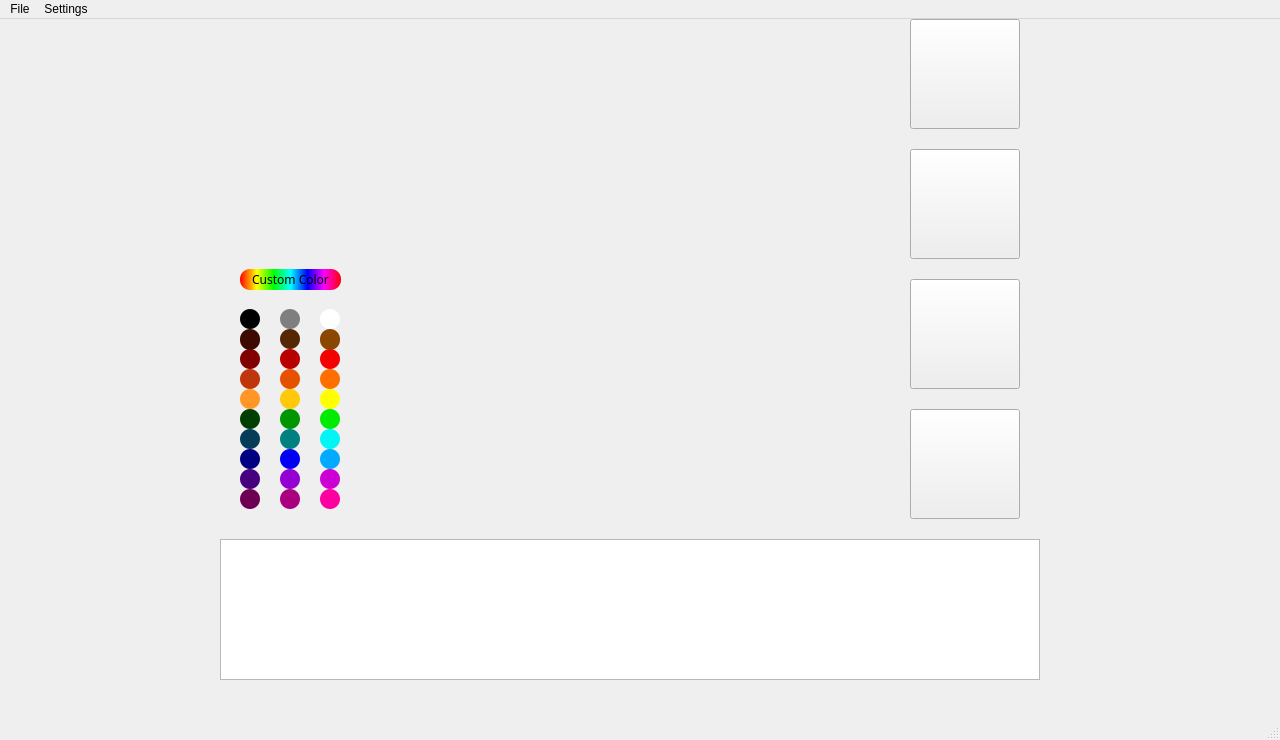
Old version of the form SpriteEditor/mainwindow.ui in the repository 00Calvin00/Git-Happens.
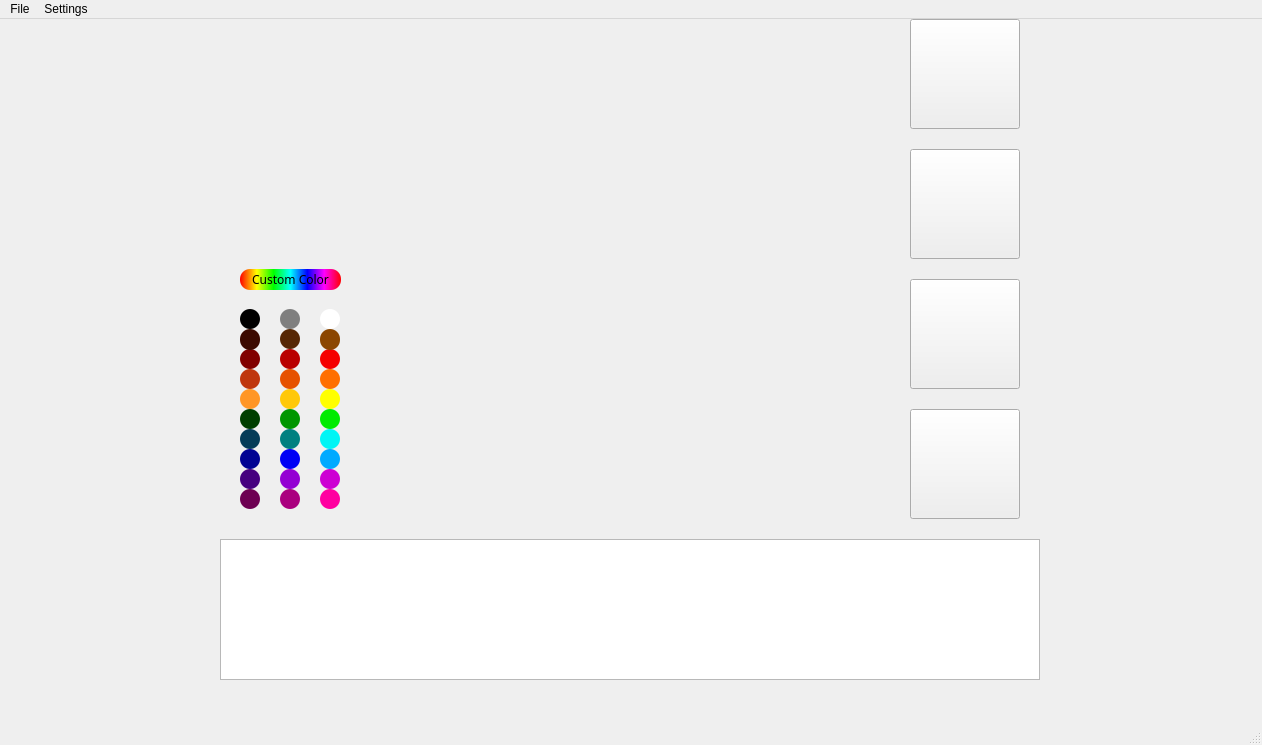
New version of the form. Custom widgets are drawn as their Qt base class.

Commit message: Pen color can be set to custom.

The edit to the form file:
```diff
--- a/SpriteEditor/mainwindow.ui
+++ b/SpriteEditor/mainwindow.ui
@@ -6,8 +6,8 @@
    <rect>
     <x>0</x>
     <y>0</y>
-    <width>1280</width>
-    <height>740</height>
+    <width>1262</width>
+    <height>745</height>
    </rect>
   </property>
   <property name="sizeIncrement">
@@ -317,7 +317,7 @@
      </property>
      <property name="styleSheet">
       <string notr="true">QPushButton {
-    background-color: rgb(0, 0, 130); 
+    background-color: rgb(1, 3, 147); 
     border-radius: 10px;
 }</string>
      </property>
@@ -726,7 +726,7 @@
    <widget class="Canvas" name="uiCanvas" native="true">
     <property name="geometry">
      <rect>
-      <x>230</x>
+      <x>370</x>
       <y>0</y>
       <width>641</width>
       <height>521</height>
@@ -748,8 +748,8 @@
     <rect>
      <x>0</x>
      <y>0</y>
-     <width>1280</width>
-     <height>22</height>
+     <width>1262</width>
+     <height>18</height>
     </rect>
    </property>
    <widget class="QMenu" name="menuhallo">
```
Left out of the diff: 30 changed lines with no effect on the pictures. The commit also changes 4 other files.
